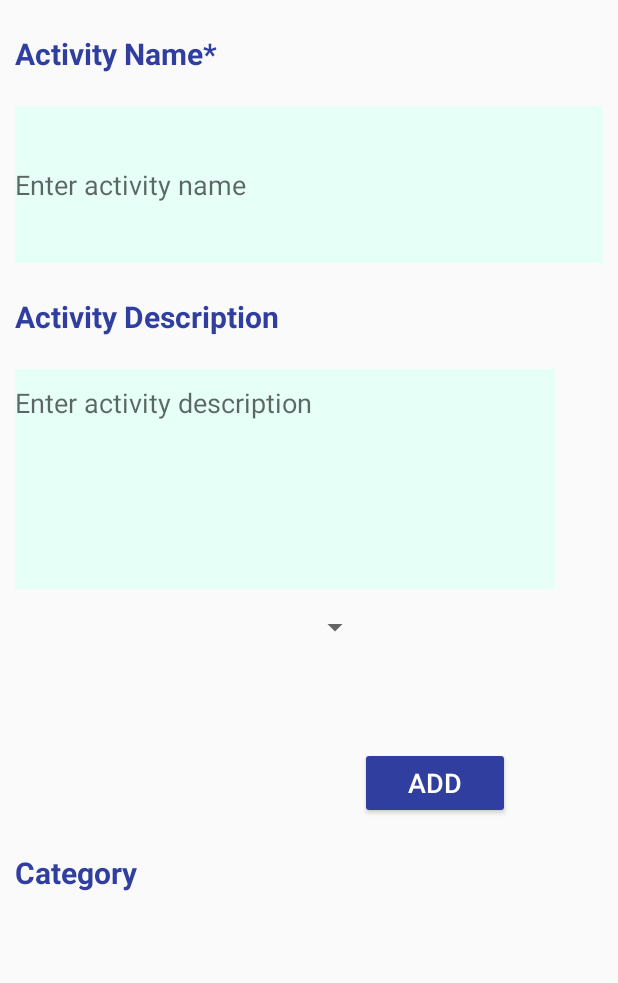
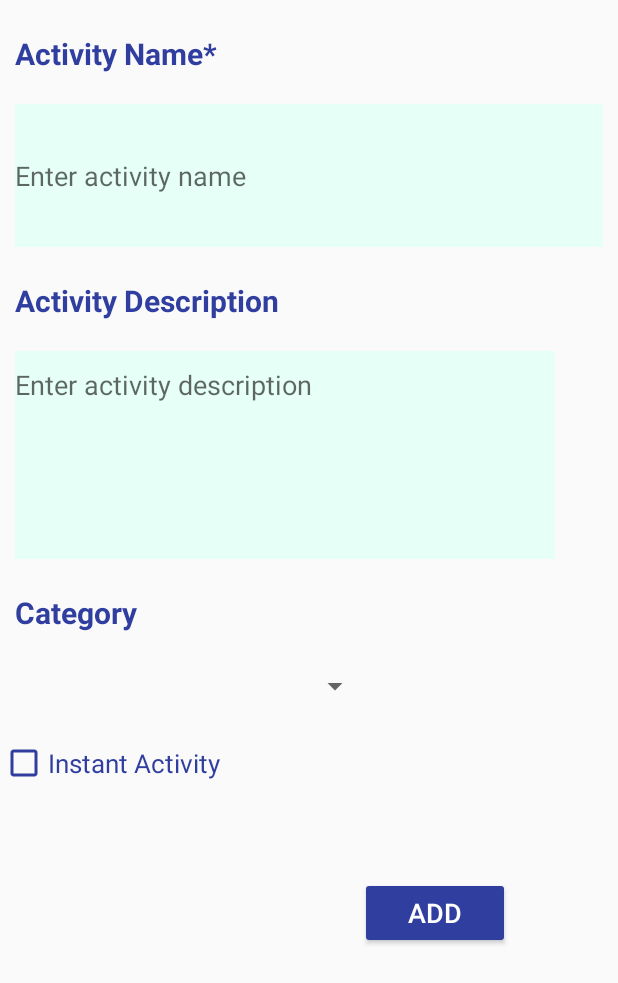
Before and after one commit to cpe305Spring17/reAct, an Android app: the layout activity_create_new.xml on its own in the app's theme, with its tools: preview values and no code run, on a phone screen of 412 x 824 dp. Shown: the top 983 px of the screen. Run offline under Robolectric (Android 15) with nearby library versions, the phone set to English and light mode, and no system bars.

Commit message:
Fixed bug in XML layout for Create New Activity

```diff
--- a/app/src/main/res/layout/activity_create_new.xml
+++ b/app/src/main/res/layout/activity_create_new.xml
@@ -59,12 +59,32 @@
             android:hint="@string/activity_descrip_prompt"
             android:layout_weight="0.17" />
 
+        <TextView
+            android:layout_width="195dp"
+            android:layout_height="wrap_content"
+            android:textSize="20dp"
+            android:textColor="@color/colorPrimaryDark"
+            android:paddingLeft="10dp"
+            android:text="@string/category_prompt"
+            android:paddingTop="10pt"
+            android:textStyle="bold"
+            android:layout_weight="0.03"/>
+
         <Spinner
             android:id="@+id/category_spinner"
             android:dropDownVerticalOffset="25dp"
             android:layout_width="247dp"
             android:layout_marginTop="5dp"
             android:layout_height="40dp"></Spinner>
+
+        <CheckBox android:id="@+id/instant_activity"
+            android:layout_width="wrap_content"
+            android:layout_height="wrap_content"
+            android:textSize="17dp"
+            android:textColor="@color/colorPrimaryDark"
+            android:layout_marginTop="15dp"
+            android:buttonTint="@color/colorPrimaryDark"
+            android:text="@string/instant_activity"/>
 
         <Button
             android:layout_width="100dp"
@@ -76,17 +96,6 @@
             android:onClick="addNewActivity"
             android:layout_marginLeft="240dp"
             android:layout_marginTop="60dp"/>
-
-        <TextView
-            android:layout_width="195dp"
-            android:layout_height="wrap_content"
-            android:textSize="20dp"
-            android:textColor="@color/colorPrimaryDark"
-            android:paddingLeft="10dp"
-            android:text="@string/category_prompt"
-            android:paddingTop="10pt"
-            android:textStyle="bold"
-            android:layout_weight="0.03"/>
 
     </LinearLayout>
 
```
